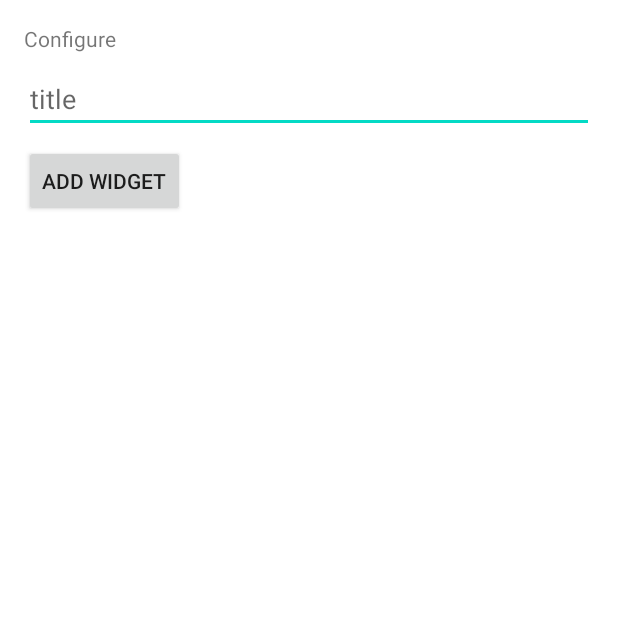
After one commit to Turskyi/DaysLeft, an Android app: the DateAppWidgetConfigureActivity screen opened directly, with no data from a screen before it, on a phone screen of 412 x 824 dp, the top half of it. The commit adds this screen. Run offline under Robolectric (Android 15) with nearby library versions, the phone set to English and light mode, and no system bars; Roboto replaces fonts that are not available here; 1 statement that could not run was skipped.

Commit message:
add widget with with activity and configuration

```diff
--- /dev/null
+++ b/app/src/main/java/io/github/turskyi/daysleft/DateAppWidgetConfigureActivity.kt
@@ -0,0 +1,91 @@
+package io.github.turskyi.daysleft
+
+import android.app.Activity
+import android.appwidget.AppWidgetManager
+import android.content.Context
+import android.content.Intent
+import android.os.Bundle
+import android.view.View
+import android.widget.EditText
+import android.widget.Toast
+
+/**
+ * The configuration screen for the [DateAppWidget] AppWidget.
+ */
+class DateAppWidgetConfigureActivity : Activity() {
+    private var appWidgetId: Int = AppWidgetManager.INVALID_APPWIDGET_ID
+    private lateinit var appWidgetText: EditText
+    private var onClickListener = View.OnClickListener {
+        val context = this@DateAppWidgetConfigureActivity
+
+        // When the button is clicked, store the string locally
+        val widgetText = appWidgetText.text.toString()
+        saveTitlePref(context, appWidgetId, widgetText)
+
+        // It is the responsibility of the configuration activity to update the app widget
+        val appWidgetManager = AppWidgetManager.getInstance(context)
+        DateAppWidget().updateAppWidget(context, appWidgetManager, appWidgetId)
+
+        Toast.makeText(context, "onClick(): $appWidgetId", Toast.LENGTH_LONG).show()
+
+        // Make sure we pass back the original appWidgetId
+        val resultValue = Intent()
+        resultValue.putExtra(AppWidgetManager.EXTRA_APPWIDGET_ID, appWidgetId)
+        setResult(RESULT_OK, resultValue)
+        finish()
+    }
+
+    public override fun onCreate(icicle: Bundle?) {
+        super.onCreate(icicle)
+
+        // Set the result to CANCELED.  This will cause the widget host to cancel
+        // out of the widget placement if the user presses the back button.
+        setResult(RESULT_CANCELED)
+
+        setContentView(R.layout.date_app_widget_configure)
+        appWidgetText = findViewById<View>(R.id.appwidget_text) as EditText
+        findViewById<View>(R.id.add_button).setOnClickListener(onClickListener)
+
+        // Find the widget id from the intent.
+        val intent = intent
+        val extras = intent.extras
+        if (extras != null) {
+            appWidgetId = extras.getInt(
+                AppWidgetManager.EXTRA_APPWIDGET_ID, AppWidgetManager.INVALID_APPWIDGET_ID
+            )
+        }
+
+        // If this activity was started with an intent without an app widget ID, finish with an error.
+        if (appWidgetId == AppWidgetManager.INVALID_APPWIDGET_ID) {
+            finish()
+            return
+        }
+
+        appWidgetText.setText(loadTitlePref(this@DateAppWidgetConfigureActivity, appWidgetId))
+    }
+
+}
+
+private const val PREFS_NAME = "io.github.turskyi.daysleft.DateAppWidget"
+private const val PREF_PREFIX_KEY = "appwidget_"
+
+// Write the prefix to the SharedPreferences object for this widget
+internal fun saveTitlePref(context: Context, appWidgetId: Int, text: String) {
+    val prefs = context.getSharedPreferences(PREFS_NAME, 0).edit()
+    prefs.putString(PREF_PREFIX_KEY + appWidgetId, text)
+    prefs.apply()
+}
+
+// Read the prefix from the SharedPreferences object for this widget.
+// If there is no preference saved, get the default from a resource
+internal fun loadTitlePref(context: Context, appWidgetId: Int): String {
+    val prefs = context.getSharedPreferences(PREFS_NAME, 0)
+    val titleValue = prefs.getString(PREF_PREFIX_KEY + appWidgetId, null)
+    return titleValue ?: context.getString(R.string.appwidget_text)
+}
+
+internal fun deleteTitlePref(context: Context, appWidgetId: Int) {
+    val prefs = context.getSharedPreferences(PREFS_NAME, 0).edit()
+    prefs.remove(PREF_PREFIX_KEY + appWidgetId)
+    prefs.apply()
+}
--- a/app/src/main/java/io/github/turskyi/daysleft/MainActivity.kt
+++ b/app/src/main/java/io/github/turskyi/daysleft/MainActivity.kt
@@ -6,5 +6,6 @@ import android.os.Bundle
 class MainActivity : AppCompatActivity() {
     override fun onCreate(savedInstanceState: Bundle?) {
         super.onCreate(savedInstanceState)
+        finishAndRemoveTask()
     }
 }
--- /dev/null
+++ b/app/src/main/res/layout/date_app_widget_configure.xml
@@ -0,0 +1,31 @@
+<?xml version="1.0" encoding="utf-8"?>
+<LinearLayout xmlns:android="http://schemas.android.com/apk/res/android"
+    android:layout_width="match_parent"
+    android:layout_height="wrap_content"
+    android:orientation="vertical"
+    android:padding="16dp">
+
+    <TextView
+        android:id="@+id/text"
+        android:layout_width="match_parent"
+        android:layout_height="wrap_content"
+        android:layout_marginBottom="8dp"
+        android:text="@string/configure" />
+
+    <EditText
+        android:id="@+id/appwidget_text"
+        android:layout_width="match_parent"
+        android:layout_height="wrap_content"
+        android:inputType="text"
+        android:hint="@string/title"
+        android:labelFor="@+id/text"
+        android:importantForAutofill="no" />
+
+    <Button
+        android:id="@+id/add_button"
+        android:layout_width="wrap_content"
+        android:layout_height="wrap_content"
+        android:layout_marginTop="8dp"
+        android:text="@string/add_widget" />
+
+</LinearLayout>
--- a/app/src/main/res/layout/days_left_app_widget.xml
+++ b/app/src/main/res/layout/days_left_app_widget.xml
@@ -1,7 +1,7 @@
 <RelativeLayout xmlns:android="http://schemas.android.com/apk/res/android"
-    android:layout_width="match_parent"
+    android:layout_width="110dp"
     android:layout_height="match_parent"
-    android:background="?attr/appWidgetBackgroundColor"
+    android:background="@drawable/pic_kate"
     android:padding="@dimen/widget_margin"
     android:theme="@style/ThemeOverlay.DaysLeft.AppWidgetContainer">
 
@@ -12,7 +12,6 @@
         android:layout_centerHorizontal="true"
         android:layout_centerVertical="true"
         android:layout_margin="8dp"
-        android:background="?attr/appWidgetBackgroundColor"
         android:contentDescription="@string/appwidget_text"
         android:text="@string/appwidget_text"
         android:textColor="?attr/appWidgetTextColor"
--- a/app/src/main/res/values/dimens.xml
+++ b/app/src/main/res/values/dimens.xml
@@ -6,5 +6,5 @@ Refer to App Widget Documentation for margin information
 http://developer.android.com/guide/topics/appwidgets/index.html#CreatingLayout
     -->
     <dimen name="widget_margin">0dp</dimen>
-
+    <dimen name="headline3">48sp</dimen>
 </resources>
--- a/app/src/main/res/values/strings.xml
+++ b/app/src/main/res/values/strings.xml
@@ -2,4 +2,6 @@
     <string name="app_name">Days Left</string>
     <string name="appwidget_text">%d \nDays Left</string>
     <string name="add_widget">Add widget</string>
+    <string name="configure">Configure</string>
+    <string name="title">title</string>
 </resources>
--- a/app/src/main/res/xml/days_left_app_widget_info.xml
+++ b/app/src/main/res/xml/days_left_app_widget_info.xml
@@ -2,9 +2,9 @@
 <appwidget-provider xmlns:android="http://schemas.android.com/apk/res/android"
     android:initialKeyguardLayout="@layout/days_left_app_widget"
     android:initialLayout="@layout/days_left_app_widget"
-    android:minWidth="40dp"
+    android:minWidth="100dp"
     android:minHeight="40dp"
-    android:previewImage="@drawable/example_appwidget_preview"
-    android:resizeMode="horizontal|vertical"
+    android:previewImage="@drawable/pic_kate"
+    android:resizeMode="none"
     android:updatePeriodMillis="86400000"
     android:widgetCategory="home_screen|keyguard" />
```
Also changed, not shown: app/src/main/AndroidManifest.xml (+15 -0 lines), app/src/main/java/io/github/turskyi/daysleft/DateAppWidget.kt (added, +82 -0 lines), app/src/main/java/io/github/turskyi/daysleft/DaysLeftAppWidget.kt (+4 -3 lines), app/src/main/res/layout/date_app_widget.xml (added, +21 -0 lines), app/src/main/res/xml/date_app_widget_info.xml (added, +11 -0 lines), app/src/main/assets/fonts/metal_shard.ttf (added), app/src/main/assets/images/cat.jpg (added), 3 other files.
